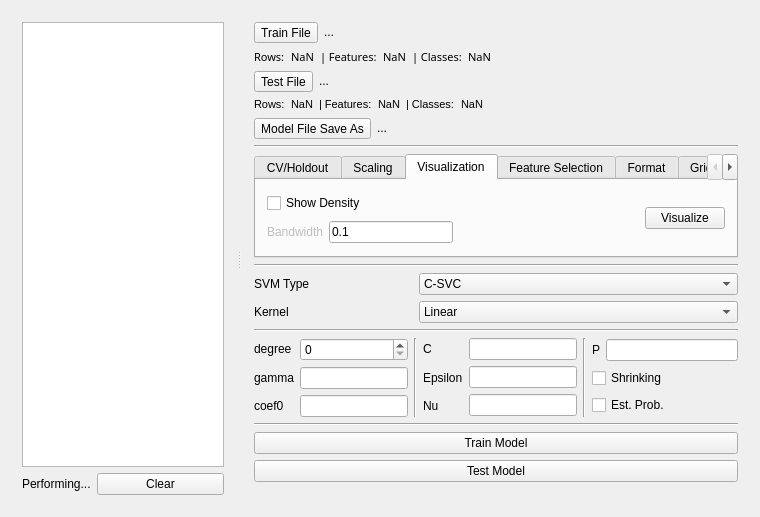
Above: svm-app/mainwindow.ui from boidachenkop/dw before the change. Below: the same form after it.
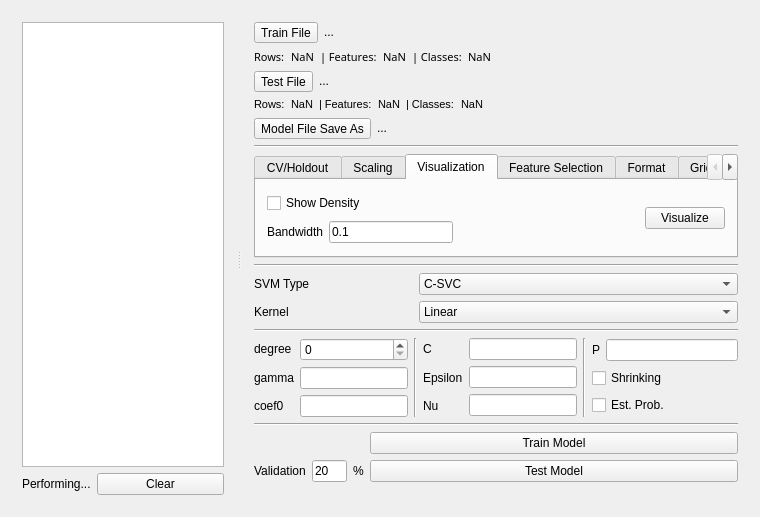
That is the form after the change. The open tabs and pages were chosen to show the change.

```diff
--- a/svm-app/mainwindow.ui
+++ b/svm-app/mainwindow.ui
@@ -7,7 +7,7 @@
     <x>0</x>
     <y>0</y>
     <width>760</width>
-    <height>501</height>
+    <height>505</height>
    </rect>
   </property>
   <property name="sizePolicy">
@@ -107,7 +107,7 @@
        </layout>
       </widget>
       <widget class="QWidget" name="layoutWidget">
-       <layout class="QVBoxLayout" name="global_verticalLayout" stretch="0,0,0,0,0,0,0,0,0,0,0,0,0,0,0,0">
+       <layout class="QVBoxLayout" name="global_verticalLayout" stretch="0,0,0,0,0,0,0,0,0,0,0,0,0,0,0">
         <property name="sizeConstraint">
          <enum>QLayout::SetMinimumSize</enum>
         </property>
@@ -972,7 +972,7 @@
                 <item>
                  <widget class="QLabel" name="bandwidth_label">
                   <property name="enabled">
-                   <bool>false</bool>
+                   <bool>true</bool>
                   </property>
                   <property name="text">
                    <string>Bandwidth</string>
@@ -1567,6 +1567,70 @@
          </widget>
         </item>
         <item>
+         <layout class="QHBoxLayout" name="validation_train_test_horizontalLayout">
+          <item>
+           <layout class="QVBoxLayout" name="validation_verticalLayout">
+            <item>
+             <widget class="QLabel" name="validation_filler_label">
+              <property name="text">
+               <string/>
+              </property>
+             </widget>
+            </item>
+            <item>
+             <layout class="QHBoxLayout" name="validation_horizontalLayout">
+              <item>
+               <widget class="QLabel" name="validation_label">
+                <property name="sizePolicy">
+                 <sizepolicy hsizetype="Fixed" vsizetype="Fixed">
+                  <horstretch>0</horstretch>
+                  <verstretch>0</verstretch>
+                 </sizepolicy>
+                </property>
+                <property name="text">
+                 <string>Validation</string>
+                </property>
+               </widget>
+              </item>
+              <item>
+               <widget class="QLineEdit" name="validation_lineEdit">
+                <property name="sizePolicy">
+                 <sizepolicy hsizetype="Fixed" vsizetype="Fixed">
+                  <horstretch>0</horstretch>
+                  <verstretch>0</verstretch>
+                 </sizepolicy>
+                </property>
+                <property name="maximumSize">
+                 <size>
+                  <width>35</width>
+                  <height>16777215</height>
+                 </size>
+                </property>
+                <property name="text">
+                 <string>20</string>
+                </property>
+               </widget>
+              </item>
+              <item>
+               <widget class="QLabel" name="validation_percent_label">
+                <property name="sizePolicy">
+                 <sizepolicy hsizetype="Fixed" vsizetype="Fixed">
+                  <horstretch>0</horstretch>
+                  <verstretch>0</verstretch>
+                 </sizepolicy>
+                </property>
+                <property name="text">
+                 <string>%</string>
+                </property>
+               </widget>
+              </item>
+             </layout>
+            </item>
+           </layout>
+          </item>
+          <item>
+           <layout class="QVBoxLayout" name="test_train_verticalLayout">
+            <item>
          <widget class="QPushButton" name="train_pushButton">
           <property name="sizePolicy">
            <sizepolicy hsizetype="Preferred" vsizetype="Fixed">
@@ -1590,6 +1654,12 @@
         </item>
         <item>
          <widget class="QPushButton" name="test_pushButton">
+              <property name="sizePolicy">
+               <sizepolicy hsizetype="Expanding" vsizetype="Fixed">
+                <horstretch>0</horstretch>
+                <verstretch>0</verstretch>
+               </sizepolicy>
+              </property>
           <property name="toolTip">
            <string>Test model on selected test file</string>
           </property>
@@ -1598,6 +1668,10 @@
           </property>
          </widget>
         </item>
+           </layout>
+          </item>
+         </layout>
+        </item>
         <item>
          <spacer name="global_verticalSpacer">
           <property name="orientation">
```
Left out of the diff: 15 changed lines with no effect on the pictures. Lines whose indentation alone changed are shown as unchanged.
